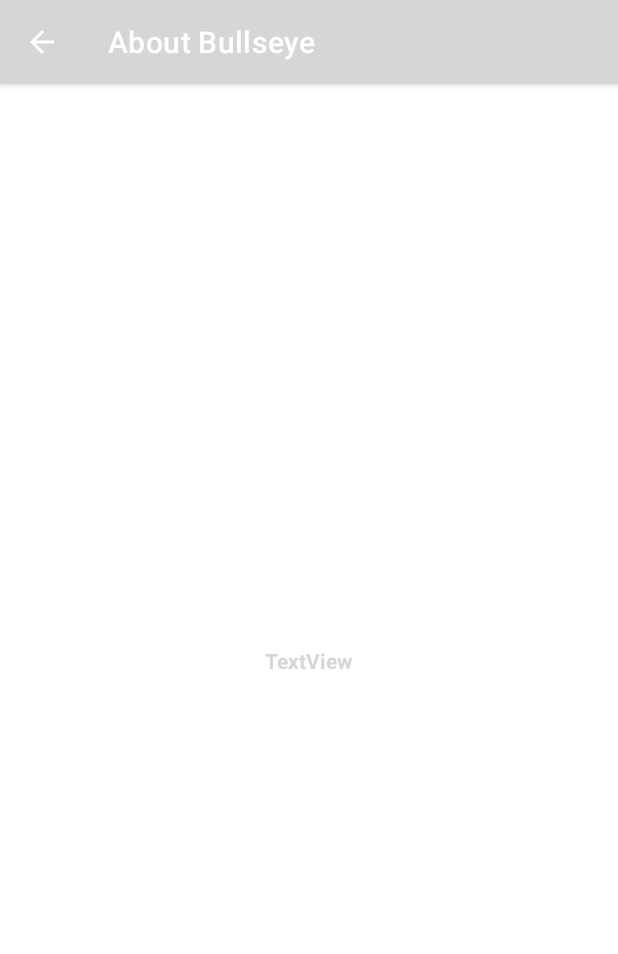
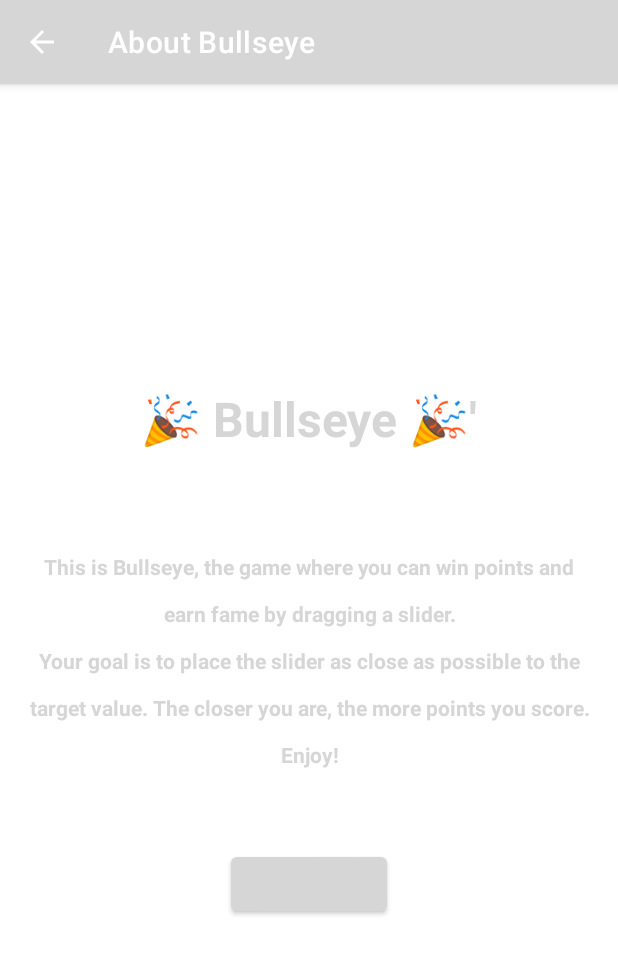
Before and after one commit to AscentionOne/MyBullseyeApp, an Android app: the AboutActivity screen opened directly, with no data from a screen before it, on a phone screen of 412 x 824 dp. Shown: the top 954 px of the screen. Run offline under Robolectric (Android 15) with nearby library versions, the phone set to English and light mode, and no system bars.

Commit message:
Add potrait mode of About activity
Copy the layout in landscape/activity_about into portait/activity_about

```diff
--- a/app/src/main/res/layout/activity_about.xml
+++ b/app/src/main/res/layout/activity_about.xml
@@ -6,14 +6,37 @@
     android:layout_height="match_parent"
     tools:context=".AboutActivity">
 
+    <TextView
+        android:id="@+id/aboutTitleTextView"
+        style="@style/big_text"
+        android:layout_width="wrap_content"
+        android:layout_height="wrap_content"
+        android:text="@string/about_title_text"
+        app:layout_constraintBottom_toTopOf="@+id/aboutTextView"
+        app:layout_constraintEnd_toEndOf="parent"
+        app:layout_constraintStart_toStartOf="parent"
+        app:layout_constraintTop_toTopOf="parent"
+        app:layout_constraintVertical_bias="0.75" />
 
     <TextView
-        android:id="@+id/textView2"
-        android:layout_width="wrap_content"
+        android:id="@+id/aboutTextView"
+        style="@style/about_bullseye_text"
+        android:layout_width="0dp"
         android:layout_height="wrap_content"
-        android:text="TextView"
+        android:text="@string/about_bullseye_text"
         app:layout_constraintBottom_toBottomOf="parent"
         app:layout_constraintEnd_toEndOf="parent"
         app:layout_constraintStart_toStartOf="parent"
         app:layout_constraintTop_toTopOf="parent" />
+
+    <Button
+        android:id="@+id/goBackButton"
+        android:layout_width="wrap_content"
+        android:layout_height="wrap_content"
+        android:text="@string/back_button_text"
+        app:layout_constraintBottom_toBottomOf="parent"
+        app:layout_constraintEnd_toEndOf="parent"
+        app:layout_constraintStart_toStartOf="parent"
+        app:layout_constraintTop_toBottomOf="@+id/aboutTextView"
+        app:layout_constraintVertical_bias="0.2" />
 </androidx.constraintlayout.widget.ConstraintLayout>
```
